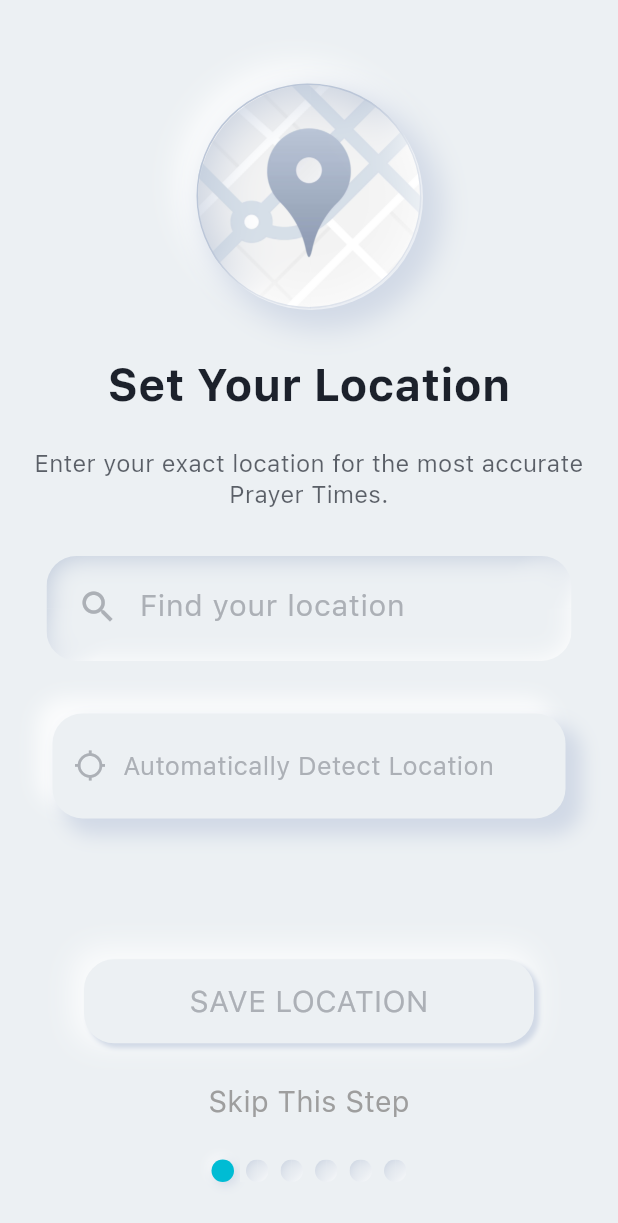
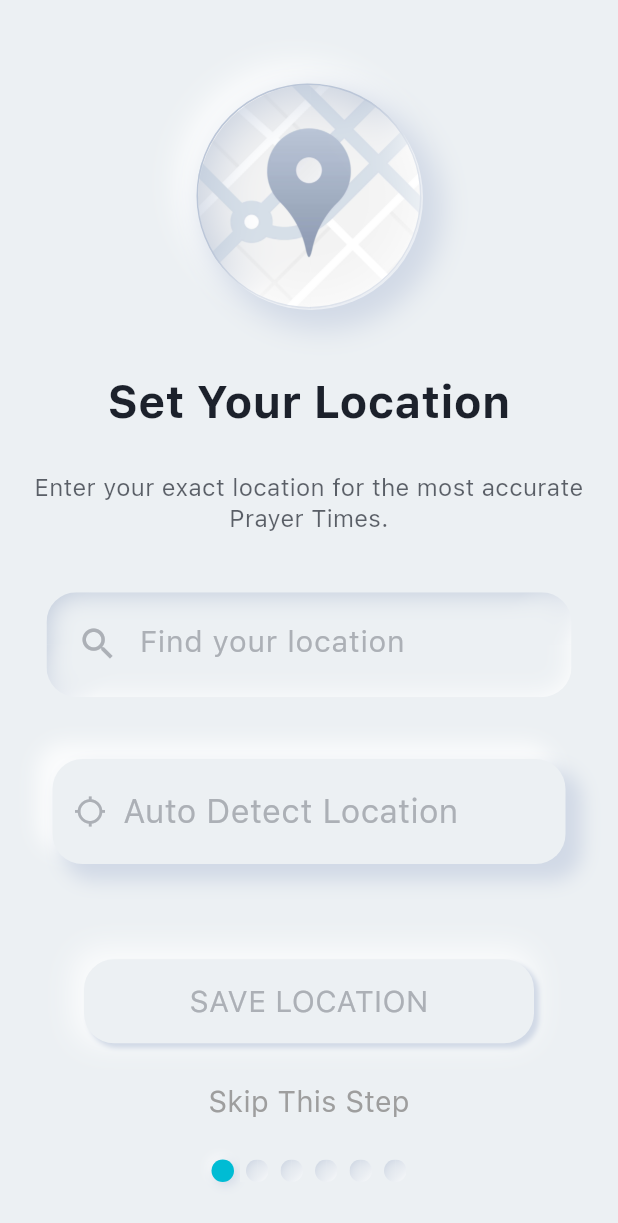
Before and after one commit to obadabaq/masjid-hub, a Flutter app: the screen it shows after launch, on a phone screen of 412 x 824 dp. Shown: the top 1223 px of the screen. Run offline on Flutter 3.47's test engine with Material 3 defaults, Android fonts, the phone set to English and light mode, and no system bars; drawn by our look-alikes of auto_size_text; our stand-ins replace adhan, audioplayers, awesome_notifications, card_swiper, cloud_firestore, csv and 23 more; missing offline and left inert: android_intent_plus, angles, arabic_numbers, dart:ffi, flutter_cupertino_date_picker_fork, flutter_downloader and 4 more; accounts and stored records are empty; network calls fail.

Commit message:
Fix UI issues

```diff
--- a/lib/common/radioList/RadioListItem.dart
+++ b/lib/common/radioList/RadioListItem.dart
@@ -68,7 +68,7 @@ class RadioListItem extends StatelessWidget {
                   ],
                 ),
               ),
-              if (!isLastItem) Divider(),
+              if (!isLastItem) Divider(color: Colors.black12,),
             ],
           );
         },
--- a/lib/screens/setupScreens/chooseLocation/chooseLocation.dart
+++ b/lib/screens/setupScreens/chooseLocation/chooseLocation.dart
@@ -18,6 +18,7 @@ import 'package:masjidhub/common/snackBar/AppSnackBar.dart';
 import 'package:masjidhub/common/errorPopups/errorPopup.dart';
 import 'package:masjidhub/common/popup/popup.dart';
 import 'package:masjidhub/constants/images.dart';
+import 'package:sizer/sizer.dart';
 
 class ChooseLocation extends StatefulWidget {
   final PageController pageController;
@@ -72,7 +73,7 @@ class _ChooseLocationState extends State<ChooseLocation> {
                   child: SetupHeaderImage(image: mapSetupImage),
                 ),
                 Padding(
-                  padding: EdgeInsets.only(top: 30),
+                  padding: EdgeInsets.only(top: 5.h),
                   child: Text(
                     tr('set your location'),
                     textAlign: TextAlign.center,
@@ -84,7 +85,7 @@ class _ChooseLocationState extends State<ChooseLocation> {
                   ),
                 ),
                 Padding(
-                  padding: EdgeInsets.only(top: 20),
+                  padding: EdgeInsets.only(top: 3.h),
                   child: Text(
                     tr('enterLocationText'),
                     style: TextStyle(
@@ -95,9 +96,13 @@ class _ChooseLocationState extends State<ChooseLocation> {
                     textAlign: TextAlign.center,
                   ),
                 ),
-                ChooseLocationField(buttonWidth: 350, controller: _controller),
                 Padding(
-                  padding: EdgeInsets.only(top: 35.0),
+                  padding: EdgeInsets.only(top: 1.h),
+                  child: ChooseLocationField(
+                      buttonWidth: 350, controller: _controller),
+                ),
+                Padding(
+                  padding: EdgeInsets.only(top: 5.h),
                   child: Consumer<LocationProvider>(
                     builder: (ctx, locationProvider, _) => NeuButton(
                       onClick: () => _locateUser(),
@@ -110,7 +115,8 @@ class _ChooseLocationState extends State<ChooseLocation> {
                             child: Icon(
                               AppIcons.locationIcon,
                               size: 20,
-                              color: CustomColors.mischka,
+                              color:
+                                  _isAuto ? Colors.white : CustomColors.mischka,
                             ),
                           ),
                           Padding(
@@ -120,7 +126,7 @@ class _ChooseLocationState extends State<ChooseLocation> {
                                 maxWidth: 250,
                               ),
                               child: AutoSizeText(
-                                'Automatically Detect Location',
+                                'Auto Detect Location',
                                 style: TextStyle(
                                   fontSize: 22,
                                   height: 1.3,
--- a/pubspec.yaml
+++ b/pubspec.yaml
@@ -3,7 +3,7 @@ description: A new Flutter project.
 
 publish_to: 'none'
 
-version: 1.0.4+12
+version: 1.0.5+13
 
 environment:
   sdk: '>=2.12.0 <3.0.0'
```
